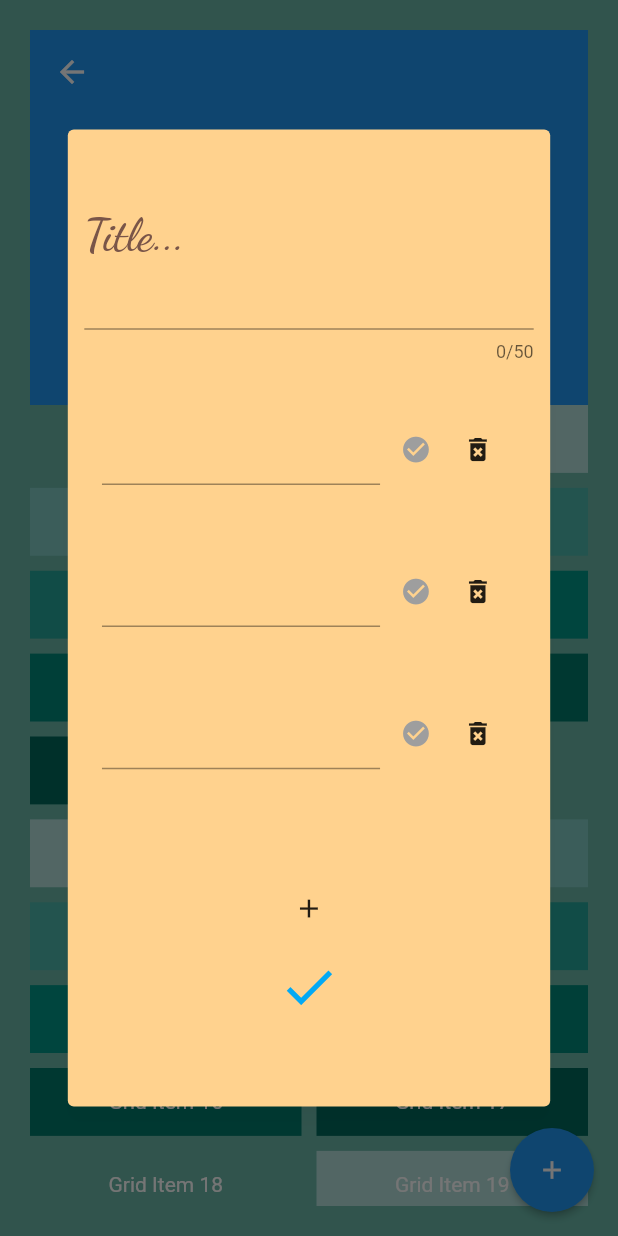
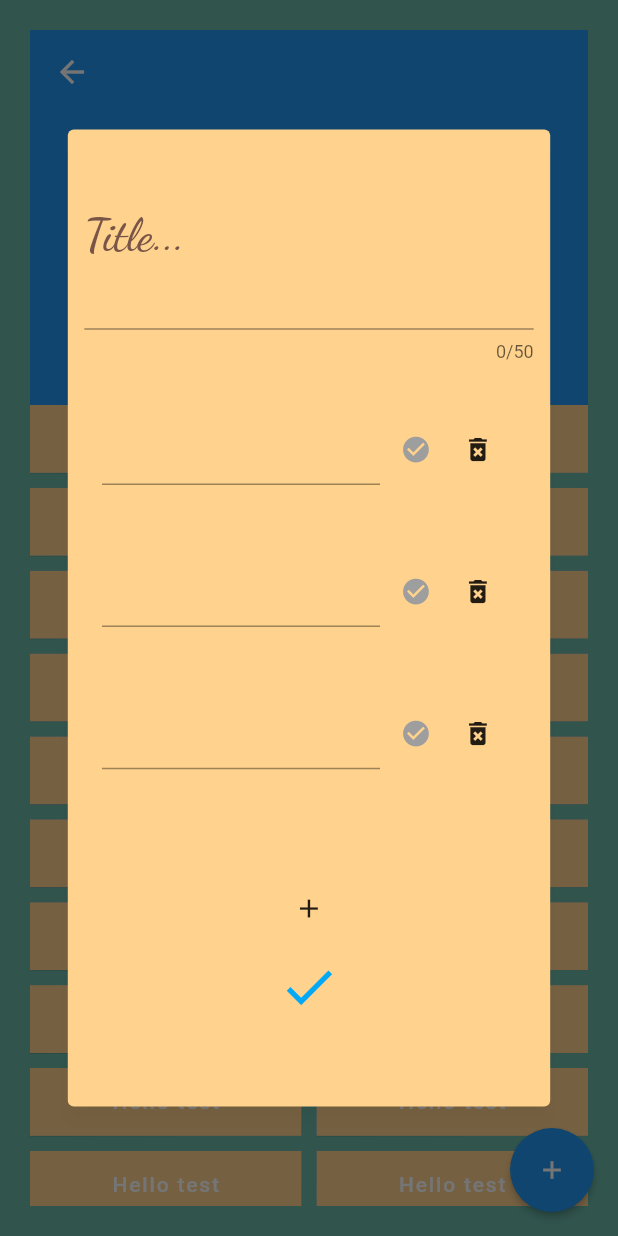
Before and after one commit to reachkritz/MakeAList, a Flutter app: the screen it shows after launch, after a tap on the "add" icon, on a phone screen of 412 x 824 dp. Run offline on Flutter 3.47's test engine with Material 2 defaults, Android fonts, the phone set to English and light mode, and no system bars.

Commit message:
Added clickable lists to home page

```diff
--- a/lib/makealist/home/MyHomePage.dart
+++ b/lib/makealist/home/MyHomePage.dart
@@ -1,8 +1,10 @@
 import 'package:flutter/cupertino.dart';
 import 'package:flutter/material.dart';
+import 'package:makealist/makealist/home/MyList.dart';
 import 'package:makealist/makealist/service/PersistorService.dart';
 
-import 'MyList.dart';
+import 'MyListClickableView.dart';
+import 'MyListExpandableView.dart';
 
 class MyHomePage extends StatefulWidget {
   MyHomePage({Key key, this.title}) : super(key: key);
@@ -36,7 +38,7 @@ class _MyHomePageState extends State<MyHomePage> {
                 borderOnForeground: true,
                 shadowColor: Colors.black12,
                 color: Color(0xFFFFD28E),
-                child: new MyList())));
+                child: new MyListCardView(new MyList()))));
   }
 
   @override
@@ -64,11 +66,7 @@ class _MyHomePageState extends State<MyHomePage> {
                 ),
                 delegate: SliverChildBuilderDelegate(
                   (BuildContext context, int index) {
-                    return Container(
-                      alignment: Alignment.center,
-                      color: Colors.teal[100 * (index % 9)],
-                      child: Text('Grid Item $index'),
-                    );
+                    return MyListClickableView(index, new MyList.header("Hello test"));
                   },
                   childCount: 40,
                 ),
@@ -88,6 +86,7 @@ class _MyHomePageState extends State<MyHomePage> {
       backgroundColor: Color(0xFF6AB7A8),
       body: layout,
       floatingActionButton: FloatingActionButton(
+          heroTag: "addNewList",
           elevation: 2.0,
           hoverColor: Colors.cyan,
           child: Icon(
@@ -102,7 +101,8 @@ class _MyHomePageState extends State<MyHomePage> {
                 return _showNewList();
               },
             );
-          }),
+          }
+          ),
     );
   }
 }
--- a/lib/makealist/home/MyList.dart
+++ b/lib/makealist/home/MyList.dart
@@ -1,149 +1,15 @@
-import 'dart:developer';
-
-import 'package:flutter/cupertino.dart';
-import 'package:flutter/material.dart';
-
 import 'Item.dart';
 
-class MyList extends StatefulWidget {
-  @override
-  State<StatefulWidget> createState() {
-    return MyListState();
+class MyList{
+  String listHeader;
+  List<Item> listItems;
+
+  MyList(){
+    listItems = new List();
+  }
+
+  MyList.header(String header){
+    listHeader = header;
+    listItems = new List();
   }
 }
-
-class MyListState extends State<MyList> {
-  String listHeader;
-  List<Item> listItems = new List();
-  List<int> selectedItems = new List();
-  final _padding = EdgeInsets.all(5.0);
-
-
-  void _setHeader(String input) {
-    setState(() {
-      listHeader = input;
-    });
-  }
-
-  double _getIconSize() {
-    return MediaQuery.of(context).size.height >
-        MediaQuery.of(context).size.width
-        ? MediaQuery.of(context).size.width * 0.05
-        : MediaQuery.of(context).size.height * 0.05;
-  }
-
-  void _submitList() {
-    setState(() {
-      if (listHeader == null || listHeader.isEmpty) {
-        listHeader = "New List - " + TimeOfDay.now().toString();
-      }
-    });
-  }
-  @override
-  void initState() {
-    super.initState();
-    Item i1 = new Item();
-    Item i2 = new Item();
-    Item i3 = new Item();
-    setState(() {
-      listItems.add(i1);
-      listItems.add(i2);
-      listItems.add(i3);
-    });
-  }
-
-
-  @override
-  Widget build(BuildContext context) {
-
-    final listView = new Padding(
-        padding: EdgeInsets.all(1.0),
-        child: Column(
-          children: [
-            Padding(
-                padding: _padding * 2,
-                child: TextField(
-                    enableSuggestions: true,
-                    keyboardType: TextInputType.text,
-                    onChanged: _setHeader,
-                    cursorColor: Colors.black38,
-                    maxLength: 50,
-                    maxLengthEnforced: true,
-                    style: TextStyle(
-                        color: Colors.brown,
-                        fontSize: 60,
-                        fontFamily: 'DancingScript'),
-                    decoration: InputDecoration(
-                        labelStyle: TextStyle(
-                            color: Colors.brown,
-                            fontSize: 30,
-                            fontFamily: 'DancingScript'),
-                        labelText: 'Title...'))),
-            Container(
-              height: MediaQuery.of(context).size.height * 0.40,
-              width: MediaQuery.of(context).size.width * 0.70,
-              child: new ListView.builder(
-                  itemCount: listItems.length,
-                  itemBuilder: (BuildContext ctxt, int index) {
-                    final item = listItems[index];
-                    return Dismissible(
-                      key: UniqueKey(),
-                      direction: DismissDirection.startToEnd,
-                      child: Padding(
-                          padding: EdgeInsets.all(MediaQuery.of(context).size.width * 0.015),
-                          child: Row(
-                            children: [
-                              listItems[index],
-                              IconButton(
-                                iconSize: _getIconSize(),
-                                icon: Icon(
-                                  Icons.delete_forever,
-                                ),
-                                onPressed: () {
-                                  setState(() {
-                                    listItems.removeAt(index);
-                                  });
-                                },
-                              )
-                            ],
-                          )
-                      ),
-                      onDismissed: (direction) {
-                        setState(() {
-                          listItems.removeAt(index);
-                        });
-                      },
-                    );
-                  })
-            ),
-            IconButton(
-              icon: Icon(
-                Icons.add,
-                size: _getIconSize(),
-              ),
-              onPressed: () {
-                setState(() {
-                  listItems.add(new Item());
-                });
-              },
-            ),
-            IconButton(
-                    iconSize: MediaQuery.of(context).size.height * 0.05,
-                    icon: Icon(
-                      Icons.check,
-                      color: Colors.lightBlue,
-                      size: MediaQuery.of(context).size.height * 0.05,
-                    ),
-                    onPressed: _submitList
-                )
-              ]
-        ));
-    return Center(
-      child: Container(
-        width: MediaQuery.of(context).size.width * 0.80,
-        height: MediaQuery.of(context).size.height * 0.80,
-        child: listView,
-      )
-    );
-  }
-}
--- /dev/null
+++ b/lib/makealist/home/MyListClickableView.dart
@@ -0,0 +1,49 @@
+import 'package:flutter/cupertino.dart';
+import 'package:flutter/material.dart';
+
+import 'MyList.dart';
+import 'MyListExpandableView.dart';
+
+class MyListClickableView extends StatelessWidget {
+  MyList list;
+  int index;
+
+  MyListClickableView(int index, MyList underlyingList) {
+    list = underlyingList;
+    this.index = index;
+  }
+
+  Widget _showCard(BuildContext context) {
+    return new Center(
+        child: Container(
+            height: MediaQuery.of(context).size.height*0.80,
+            width: MediaQuery.of(context).size.width * 0.80,
+            child: new Card(
+                elevation: 5.0,
+                borderOnForeground: true,
+                shadowColor: Colors.black12,
+                color: Color(0xFFFFD28E),
+                child: new MyListCardView(new MyList()))));
+  }
+
+  @override
+  Widget build(BuildContext context) {
+    return FloatingActionButton(
+        heroTag: index.toString(),
+        shape: RoundedRectangleBorder(),
+        elevation: 0.2,
+        child: Container(
+          alignment: Alignment.center,
+          color: Color(0xFFFFD28E),
+          child: Text(list.listHeader),
+        ),
+        onPressed: () {
+          showDialog(
+            context: context,
+            builder: (context) {
+              return _showCard(context);
+            },
+          );
+        });
+  }
+}
--- /dev/null
+++ b/lib/makealist/home/MyListExpandableView.dart
@@ -0,0 +1,157 @@
+import 'dart:developer';
+
+import 'package:flutter/cupertino.dart';
+import 'package:flutter/material.dart';
+
+import 'Item.dart';
+import 'MyList.dart';
+
+class MyListCardView extends StatefulWidget {
+  MyList list;
+  @override
+  State<StatefulWidget> createState() {
+    return MyListCardViewState(list);
+  }
+
+  MyListCardView(MyList underlyingList){
+    list = underlyingList;
+  }
+}
+
+class MyListCardViewState extends State<MyListCardView> {
+  MyList list;
+  List<int> selectedItems = new List();
+  final _padding = EdgeInsets.all(5.0);
+
+  MyListCardViewState(MyList list){
+    this.list = list;
+  }
+
+  void _setHeader(String input) {
+    setState(() {
+      list.listHeader = input;
+    });
+  }
+
+  double _getIconSize() {
+    return MediaQuery.of(context).size.height >
+        MediaQuery.of(context).size.width
+        ? MediaQuery.of(context).size.width * 0.05
+        : MediaQuery.of(context).size.height * 0.05;
+  }
+
+  void _submitList() {
+    setState(() {
+      if (list.listHeader == null || list.listHeader.isEmpty) {
+        list.listHeader = "New List - " + TimeOfDay.now().toString();
+      }
+    });
+  }
+  @override
+  void initState() {
+    super.initState();
+    Item i1 = new Item();
+    Item i2 = new Item();
+    Item i3 = new Item();
+    setState(() {
+      list.listItems.add(i1);
+      list.listItems.add(i2);
+      list.listItems.add(i3);
+    });
+  }
+
+
+  @override
+  Widget build(BuildContext context) {
+
+    final listView = new Padding(
+        padding: EdgeInsets.all(1.0),
+        child: Column(
+          children: [
+            Padding(
+                padding: _padding * 2,
+                child: TextField(
+                    enableSuggestions: true,
+                    keyboardType: TextInputType.text,
+                    onChanged: _setHeader,
+                    cursorColor: Colors.black38,
+                    maxLength: 50,
+                    maxLengthEnforced: true,
+                    style: TextStyle(
+                        color: Colors.brown,
+                        fontSize: 60,
+                        fontFamily: 'DancingScript'),
+                    decoration: InputDecoration(
+                        labelStyle: TextStyle(
+                            color: Colors.brown,
+                            fontSize: 30,
+                            fontFamily: 'DancingScript'),
+                        labelText: 'Title...'))),
+            Container(
+              height: MediaQuery.of(context).size.height * 0.40,
+              width: MediaQuery.of(context).size.width * 0.70,
+              child: new ListView.builder(
+                  itemCount: list.listItems.length,
+                  itemBuilder: (BuildContext ctxt, int index) {
+                    final item = list.listItems[index];
+                    return Dismissible(
+                      key: UniqueKey(),
+                      direction: DismissDirection.startToEnd,
+                      child: Padding(
+                          padding: EdgeInsets.all(MediaQuery.of(context).size.width * 0.015),
+                          child: Row(
+                            children: [
+                              list.listItems[index],
+                              IconButton(
+                                iconSize: _getIconSize(),
+                                icon: Icon(
+                                  Icons.delete_forever,
+                                ),
+                                onPressed: () {
+                                  setState(() {
+                                    list.listItems.removeAt(index);
+                                  });
+                                },
+                              )
+                            ],
+                          )
+                      ),
+                      onDismissed: (direction) {
+                        setState(() {
+                          list.listItems.removeAt(index);
+                        });
+                      },
+                    );
+                  })
+            ),
+            IconButton(
+              icon: Icon(
+                Icons.add,
+                size: _getIconSize(),
+              ),
+              onPressed: () {
+                setState(() {
+                  list.listItems.add(new Item());
+                });
+              },
+            ),
+            IconButton(
+                    iconSize: MediaQuery.of(context).size.height * 0.05,
+                    icon: Icon(
+                      Icons.check,
+                      color: Colors.lightBlue,
+                      size: MediaQuery.of(context).size.height * 0.05,
+                    ),
+                    onPressed: _submitList
+                )
+              ]
+        ));
+    return Center(
+      child: Container(
+        width: MediaQuery.of(context).size.width * 0.80,
+        height: MediaQuery.of(context).size.height * 0.80,
+        child: listView,
+      )
+    );
+  }
+}
--- a/lib/makealist/persistence/ArrayPersistence.dart
+++ b/lib/makealist/persistence/ArrayPersistence.dart
@@ -1,16 +1,16 @@
 import 'dart:typed_data';
 
-import 'package:makealist/makealist/home/MyList.dart';
+import 'package:makealist/makealist/home/MyListExpandableView.dart';
 import 'package:makealist/makealist/persistence/Repository.dart';
 
 class ArrayPersistence {
-  List<MyList> db = new List();
+  List<MyListCardView> db = new List();
 
-  void saveItem(MyList list){
+  void saveItem(MyListCardView list){
     db.add(list);
   }
 
-  List<MyList> getAll(){
+  List<MyListCardView> getAll(){
     return db;
   }
 
```
Also changed, not shown: lib/makealist/service/PersistorService.dart (+5 -5 lines).
